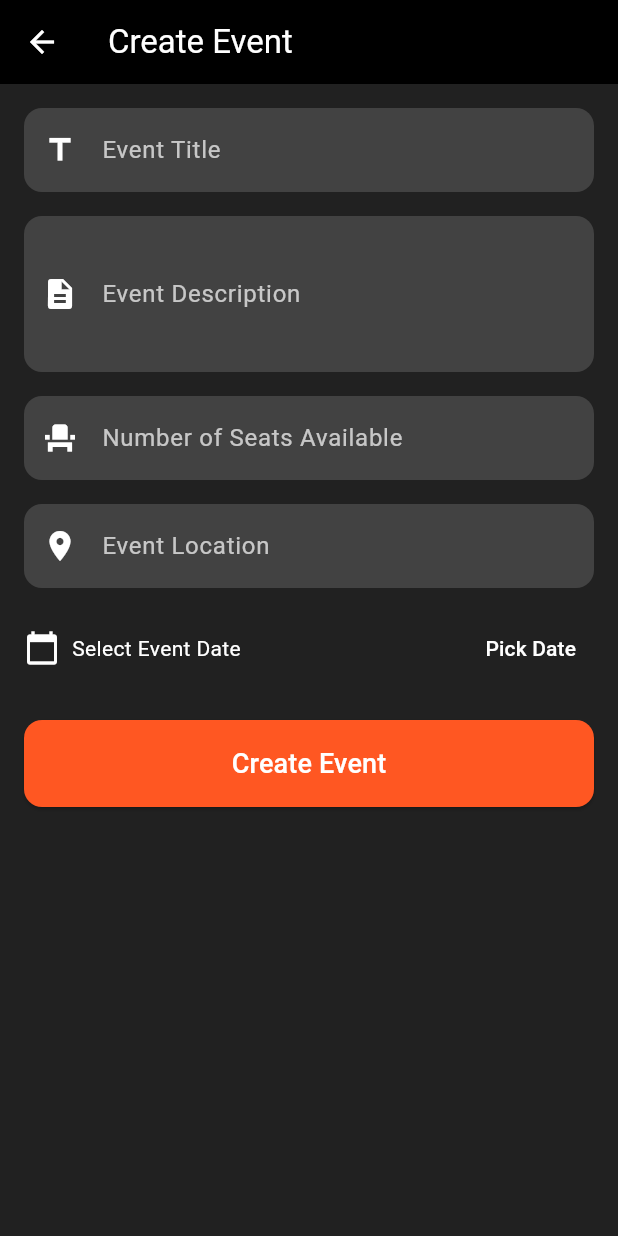
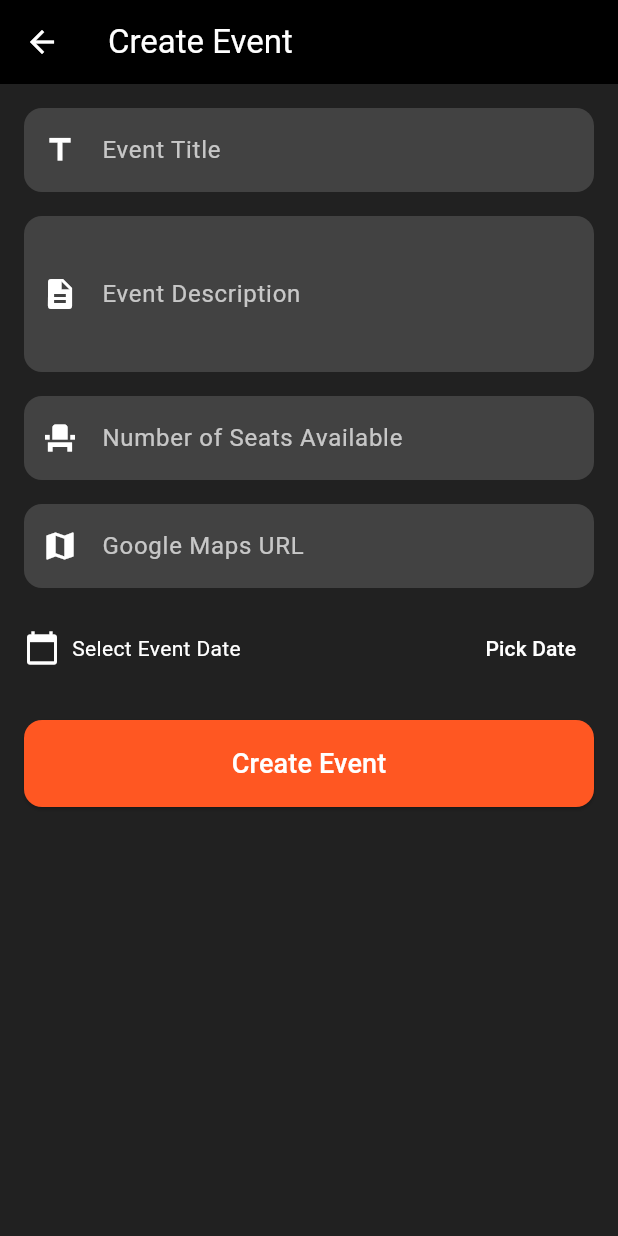
Before and after one commit to KuMEET/KuMeet-Senior-Project, a Flutter app: the HomePage screen opened by its route, item 2 of the bottom bar chosen, after a tap on the "add" icon, on a phone screen of 412 x 824 dp. Run offline on Flutter 3.47's test engine with Material 3 defaults, Android fonts, the phone set to English and light mode, and no system bars; our stand-ins replace geolocator, google_maps_flutter, image_picker.

Commit message:
map changed

```diff
--- a/kumeet/lib/createEvent_page.dart
+++ b/kumeet/lib/createEvent_page.dart
@@ -14,8 +14,11 @@ class _CreateEventPageState extends State<CreateEventPage> {
   final _titleController = TextEditingController();
   final _descriptionController = TextEditingController();
   final _seatsController = TextEditingController();
-  final _locationController = TextEditingController();
+  final _locationUrlController = TextEditingController();
   DateTime? _selectedDate; // Holds the selected date
+
+  double? latitude;
+  double? longitude;
 
   void _createEvent() {
     if (_formKey.currentState!.validate()) {
@@ -23,9 +26,11 @@ class _CreateEventPageState extends State<CreateEventPage> {
         imagePath: 'images/event_image.png', // Default image path
         title: _titleController.text,
         description: _descriptionController.text,
-        location: _locationController.text,
+        location: _locationUrlController.text,
         seatsAvailable: int.parse(_seatsController.text),
         date: _selectedDate,
+        latitude: latitude!,
+        longitude: longitude!,
       );
       Navigator.pop(context, newEvent); // Return the new event to the previous screen
     }
@@ -43,6 +48,19 @@ class _CreateEventPageState extends State<CreateEventPage> {
       setState(() {
         _selectedDate = picked;
       });
+    }
+  }
+
+  // Extract latitude and longitude from Google Maps URL
+  void _extractCoordinates(String url) {
+    final regex = RegExp(r'@(-?\d+\.\d+),(-?\d+\.\d+)'); // Matches @latitude,longitude
+    final match = regex.firstMatch(url);
+    if (match != null) {
+      latitude = double.parse(match.group(1)!);
+      longitude = double.parse(match.group(2)!);
+    } else {
+      latitude = null;
+      longitude = null;
     }
   }
 
@@ -73,7 +91,7 @@ class _CreateEventPageState extends State<CreateEventPage> {
                   labelStyle: const TextStyle(color: Colors.white70),
                   prefixIcon: const Icon(Icons.title, color: Colors.white),
                   filled: true,
-                  fillColor: Colors.grey[800], // Darker grey for input field
+                  fillColor: Colors.grey[800],
                   border: OutlineInputBorder(
                     borderRadius: BorderRadius.circular(12),
                     borderSide: BorderSide.none,
@@ -142,13 +160,13 @@ class _CreateEventPageState extends State<CreateEventPage> {
               ),
               const SizedBox(height: 16),
 
-              // Location Field
+              // Google Maps URL Field
               TextFormField(
-                controller: _locationController,
+                controller: _locationUrlController,
                 decoration: InputDecoration(
-                  labelText: 'Event Location',
+                  labelText: 'Google Maps URL',
                   labelStyle: const TextStyle(color: Colors.white70),
-                  prefixIcon: const Icon(Icons.location_on, color: Colors.white),
+                  prefixIcon: const Icon(Icons.map, color: Colors.white),
                   filled: true,
                   fillColor: Colors.grey[800],
                   border: OutlineInputBorder(
@@ -159,7 +177,14 @@ class _CreateEventPageState extends State<CreateEventPage> {
                 style: const TextStyle(color: Colors.white),
                 validator: (value) {
                   if (value == null || value.isEmpty) {
-                    return 'Please provide a location for the event';
+                    return 'Please provide a Google Maps URL';
+                  }
+                  if (!Uri.parse(value).isAbsolute) {
+                    return 'Please provide a valid URL';
+                  }
+                  _extractCoordinates(value);
+                  if (latitude == null || longitude == null) {
+                    return 'Invalid Google Maps URL. Ensure it contains coordinates.';
                   }
                   return null;
                 },
--- a/kumeet/lib/event.dart
+++ b/kumeet/lib/event.dart
@@ -1,13 +1,13 @@
-// lib/models/event.dart
-
 class Event {
-  final String imagePath;         // Path to event image
-  final String title;             // Title of the event
-  final String description;       // Detailed description of the event
-  final String location;          // Location of the event
-  final int seatsAvailable;       // Number of total seats for the event
-  final DateTime? date;           // Actual date of the event
-  final String? badge;            // Optional: Badge or status indicator (e.g., "Limited Seats")
+  final String imagePath;
+  final String title;
+  final String description;
+  final String location;
+  final int seatsAvailable;
+  final DateTime? date;
+  final String? badge;
+  final double latitude;  // Latitude for event location
+  final double longitude; // Longitude for event location
 
   Event({
     required this.imagePath,
@@ -17,5 +17,7 @@ class Event {
     required this.seatsAvailable,
     this.date,
     this.badge,
+    required this.latitude,
+    required this.longitude,
   });
 }
--- a/kumeet/lib/explore_page.dart
+++ b/kumeet/lib/explore_page.dart
@@ -3,6 +3,7 @@ import 'createEvent_page.dart';
 import 'eventcard.dart';
 import 'eventDetail_page.dart';
 import 'event.dart';
+import 'map_view.dart';
 
 class ExplorePage extends StatefulWidget {
   final Function(Event) onAddEventToCalendar;
@@ -35,7 +36,9 @@ class _ExplorePageState extends State<ExplorePage> {
       description: 'An engaging session with industry leaders sharing insights.',
       location: 'Online',
       seatsAvailable: 100,
-        date: DateTime.now().add(Duration(days: 1)),
+      date: DateTime.now().add(const Duration(days: 1)),
+      latitude: 41.01384, // Example coordinates
+      longitude: 28.94966,
     ),
     Event(
       imagePath: 'images/event_image.png',
@@ -43,7 +46,9 @@ class _ExplorePageState extends State<ExplorePage> {
       description: 'A regular tabletop RPG game for fantasy enthusiasts.',
       location: 'Golem\'s Gate - Gaming & Geekdom',
       seatsAvailable: 10,
-        date: DateTime.now().add(Duration(days: 14)),
+      date: DateTime.now().add(const Duration(days: 14)),
+      latitude: 41.00527,
+      longitude: 28.97696,
     ),
   ]);
 }
@@ -92,6 +97,21 @@ class ExploreBody extends StatelessWidget {
           children: [
             const SearchAndFilterBar(),
             const SizedBox(height: 16),
+            ElevatedButton(
+            onPressed: () {
+             Navigator.push(
+                context,
+                MaterialPageRoute(
+                  builder: (context) => MapView(events: events),
+                ),
+              );
+            },
+          style: ElevatedButton.styleFrom(
+             foregroundColor: Colors.white, backgroundColor: Colors.deepOrange,
+            ),
+           child: const Text('Go to Map View'),
+          ),
+            const SizedBox(height: 16),
             for (var event in events)
               Padding(
                 padding: const EdgeInsets.symmetric(vertical: 8.0),
@@ -120,6 +140,7 @@ class ExploreBody extends StatelessWidget {
     );
   }
 }
+
 
 class SearchAndFilterBar extends StatelessWidget {
   const SearchAndFilterBar({Key? key}) : super(key: key);
--- a/kumeet/pubspec.yaml
+++ b/kumeet/pubspec.yaml
@@ -36,6 +36,8 @@ dependencies:
   # The following adds the Cupertino Icons font to your application.
   # Use with the CupertinoIcons class for iOS style icons.
   cupertino_icons: ^1.0.2
+  google_maps_flutter: ^2.10.0
+  geolocator: ^13.0.2
 
 dev_dependencies:
   flutter_test:
```
Also changed, not shown: kumeet/lib/map_view.dart (added, +100 -0 lines), kumeet/pubspec.lock, 8 other files. Lines whose indentation alone changed are shown as unchanged.
